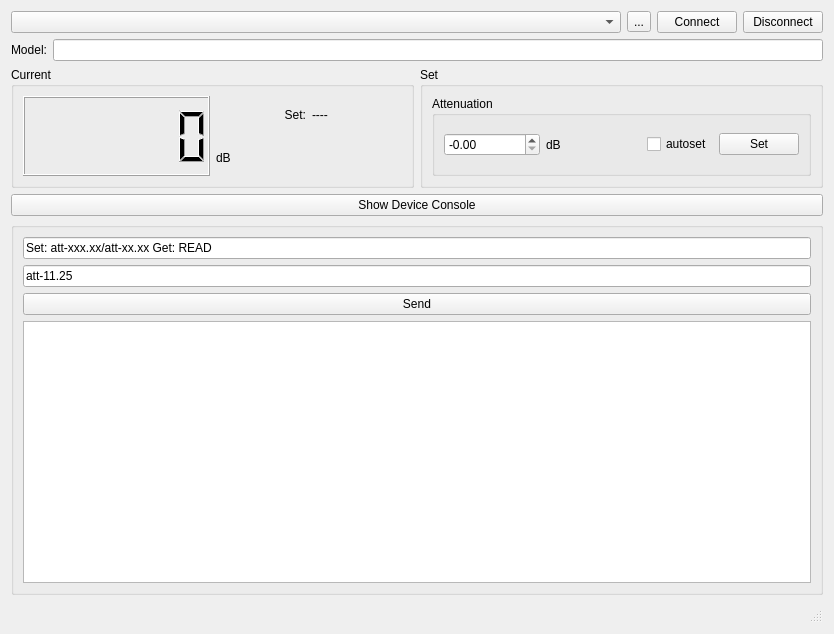
The window that qtdigitalattenuator.ui (coozoo/qtrfpowermeter) describes before a commit, drawn with Qt 5.
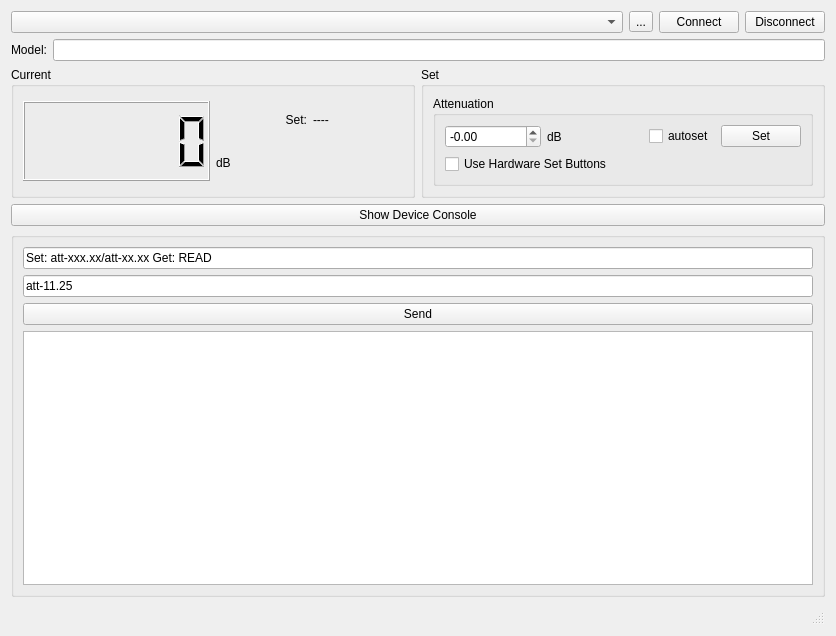
The same window after the commit.

Commit message:
Support hardware buttons
Now on change attenuation with hardware buttons program will update
value accordingly

Diff of the .ui file:
```diff
--- a/qtdigitalattenuator.ui
+++ b/qtdigitalattenuator.ui
@@ -6,8 +6,8 @@
    <rect>
     <x>0</x>
     <y>0</y>
-    <width>834</width>
-    <height>634</height>
+    <width>836</width>
+    <height>636</height>
    </rect>
   </property>
   <property name="sizePolicy">
@@ -217,6 +217,13 @@
                    </item>
                   </layout>
                  </item>
+                 <item row="1" column="0">
+                  <widget class="QCheckBox" name="useHardButtons_checkBox">
+                   <property name="text">
+                    <string>Use Hardware Set Buttons</string>
+                   </property>
+                  </widget>
+                 </item>
                 </layout>
                </widget>
               </item>
```
The commit also changes 6 other files.
